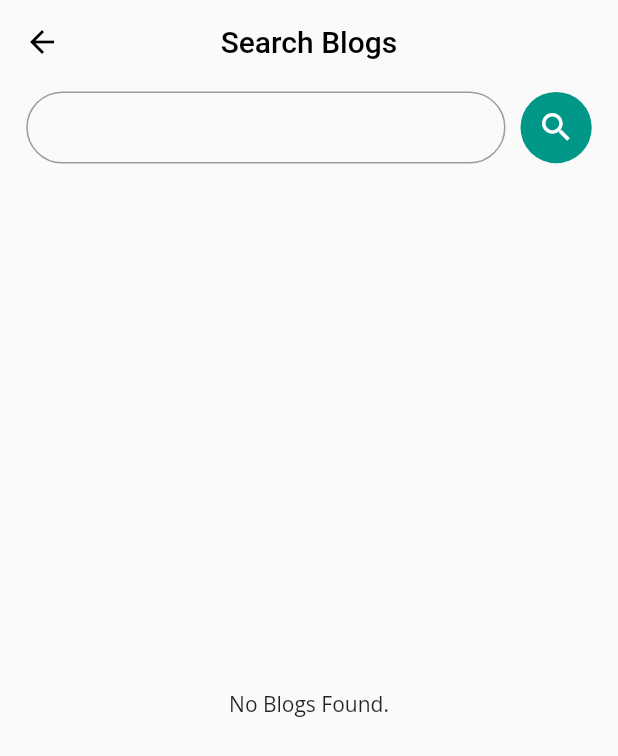
After one commit to AyushAgrawal25/Blog-App, a Flutter app: the BlogSearchPage screen opened directly, after a tap on the "search" icon, on a phone screen of 412 x 824 dp. The commit adds this screen. Shown: the top 756 px of the screen. Run offline on Flutter 3.47's test engine with Material 2 defaults, Android fonts, the phone set to English and light mode, and no system bars; our stand-ins replace firebase_auth, firebase_core, flutter_secure_storage, google_fonts, google_sign_in, image_picker and 1 more; missing offline and left inert: flutter_facebook_login; accounts and stored records are empty; generated files the repository leaves out were written again; network calls fail.

Commit message:
Seached Page Ui Created

```diff
--- /dev/null
+++ b/lib/Pages/Search/BlogSearchPage.dart
@@ -0,0 +1,170 @@
+import 'package:blogapp/CustomWidget/BlogCard.dart';
+import 'package:blogapp/Model/SuperModel.dart';
+import 'package:blogapp/Model/addBlogModels.dart';
+import 'package:blogapp/NetworkHandler.dart';
+import 'package:blogapp/Pages/Blog/Blog.dart';
+import 'package:blogapp/Pages/LoaderPage.dart';
+import 'package:flutter/material.dart';
+
+class BlogSearchPage extends StatefulWidget {
+  NetworkHandler networkHandler;
+  BlogSearchPage({this.networkHandler});
+  @override
+  _BlogSearchPageState createState() => _BlogSearchPageState();
+}
+
+class _BlogSearchPageState extends State<BlogSearchPage> {
+  TextEditingController searchTextController;
+  @override
+  void initState() {
+    // TODO: implement initState
+    super.initState();
+
+    searchTextController = TextEditingController();
+  }
+
+  SuperModel superModel = SuperModel();
+
+  int nofAPICalls = 0;
+  List<AddBlogModel> searchedBlogs = [];
+  String lastSearchedText = "";
+  searchBlogs() async {
+    if (searchTextController.text != lastSearchedText) {
+      nofAPICalls++;
+      var response = await widget.networkHandler.get("/blogpost/getOtherBlog");
+      superModel = SuperModel.fromJson(response);
+      setState(() {
+        searchedBlogs = superModel.data;
+      });
+      nofAPICalls--;
+      lastSearchedText = searchTextController.text;
+    }
+  }
+
+  @override
+  Widget build(BuildContext context) {
+    return Container(
+      child: SafeArea(
+        top: false,
+        maintainBottomViewPadding: true,
+        child: Scaffold(
+          appBar: AppBar(
+            iconTheme: IconThemeData(color: Colors.black),
+            title: Text(
+              "Search Blogs",
+              style:
+                  TextStyle(color: Colors.black, fontWeight: FontWeight.w500),
+              textScaleFactor: 1.0,
+              maxLines: 1,
+              overflow: TextOverflow.ellipsis,
+            ),
+            brightness: Brightness.light,
+            centerTitle: true,
+            elevation: 0.0,
+            backgroundColor: Colors.transparent,
+          ),
+          body: Container(
+            child: Column(
+              children: [
+                // Search Bar
+                Container(
+                    padding:
+                        EdgeInsets.symmetric(horizontal: 17.5, vertical: 5),
+                    child: Row(
+                      children: [
+                        Expanded(
+                          child: Container(
+                            child: TextField(
+                              controller: searchTextController,
+                              style: TextStyle(
+                                fontSize:
+                                    15 / MediaQuery.of(context).textScaleFactor,
+                              ),
+                              decoration: InputDecoration(
+                                  contentPadding: EdgeInsets.symmetric(
+                                      vertical: 10, horizontal: 27.5),
+                                  border: OutlineInputBorder(
+                                      borderRadius: BorderRadius.circular(360),
+                                      borderSide: BorderSide(
+                                          color: Colors.blue, width: 1.5))),
+                            ),
+                          ),
+                        ),
+                        SizedBox(
+                          width: 10,
+                        ),
+                        Container(
+                          child: InkWell(
+                            borderRadius: BorderRadius.circular(360),
+                            child: Container(
+                              width: 47.5,
+                              height: 47.5,
+                              decoration: BoxDecoration(
+                                  color: Colors.teal,
+                                  borderRadius: BorderRadius.circular(360)),
+                              child: Icon(
+                                Icons.search,
+                                color: Colors.white,
+                                size: 25,
+                              ),
+                            ),
+                            onTap: searchBlogs,
+                          ),
+                        )
+                      ],
+                    )),
+
+                Expanded(
+                  child: Container(
+                    padding: EdgeInsets.symmetric(vertical: 10, horizontal: 10),
+                    child: (nofAPICalls > 0)
+                        ? LoaderPage()
+                        : Container(
+                            child: (searchedBlogs.length > 0)
+                                ? ListView.builder(
+                                    itemCount: searchedBlogs.length,
+                                    itemBuilder: (context, index) {
+                                      return Container(
+                                        padding: EdgeInsets.symmetric(
+                                            vertical: 10, horizontal: 15),
+                                        height:
+                                            (MediaQuery.of(context).size.width -
+                                                    40) *
+                                                3 /
+                                                4,
+                                        child: InkWell(
+                                          onTap: () {
+                                            Navigator.push(
+                                                context,
+                                                MaterialPageRoute(
+                                                    builder: (contex) => Blog(
+                                                          addBlogModel:
+                                                              searchedBlogs[
+                                                                  index],
+                                                          networkHandler: widget
+                                                              .networkHandler,
+                                                        )));
+                                          },
+                                          child: BlogCard(
+                                            addBlogModel: searchedBlogs[index],
+                                            networkHandler:
+                                                widget.networkHandler,
+                                          ),
+                                        ),
+                                      );
+                                    },
+                                  )
+                                : Container(
+                                    alignment: Alignment.center,
+                                    child: Text("No Blogs Found."),
+                                  )),
+                  ),
+                )
+              ],
+            ),
+          ),
+        ),
+      ),
+    );
+  }
+}
--- a/lib/Pages/WelcomePage.dart
+++ b/lib/Pages/WelcomePage.dart
@@ -77,7 +77,7 @@ class _WelcomePageState extends State<WelcomePage>
   Widget build(BuildContext context) {
     SystemChrome.setSystemUIOverlayStyle(SystemUiOverlayStyle(
         statusBarColor: Colors.transparent,
-        statusBarBrightness: Brightness.light,
+        statusBarBrightness: Brightness.dark,
         statusBarIconBrightness: Brightness.dark));
 
     SystemChrome.setEnabledSystemUIOverlays(
```
Also changed, not shown: lib/Pages/Blog/Blog.dart (+6 -2 lines), lib/Pages/HomePage.dart (+12 -1 lines).
